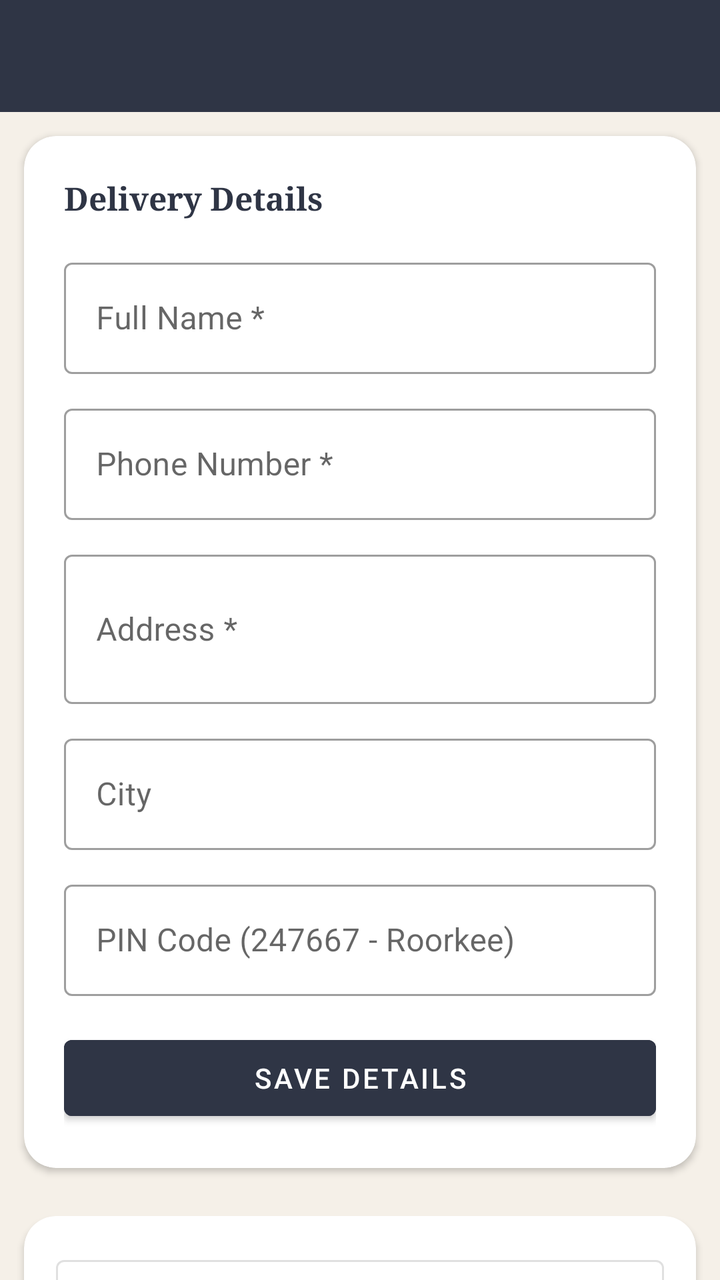
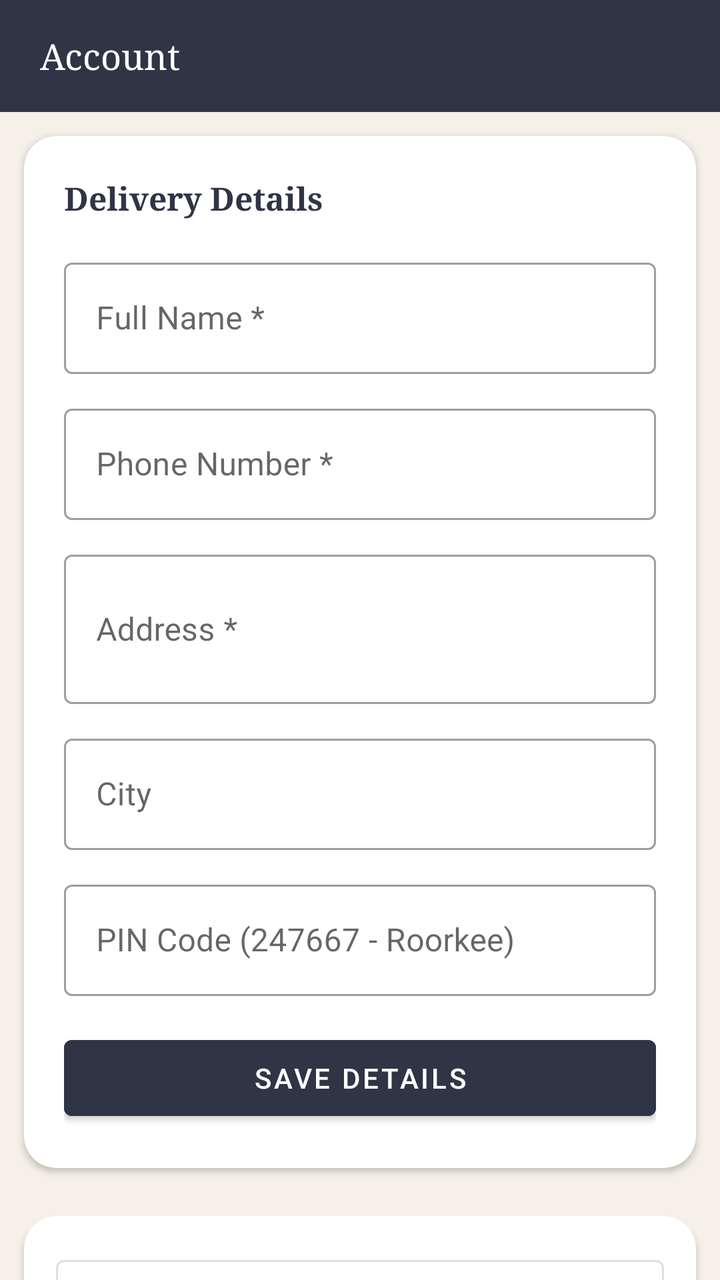

The first picture is an Android layout as it rendered before a commit; the second is the same layout after the commit. The layout source and the unified diff follow.
<!-- AndroidManifest.xml: application theme Theme.AlHabibiFeast -->
<!-- res/layout/fragment_account.xml -->
<?xml version="1.0" encoding="utf-8"?>
<androidx.core.widget.NestedScrollView
    xmlns:android="http://schemas.android.com/apk/res/android"
    android:layout_width="match_parent"
    android:layout_height="match_parent"
    android:background="#F5F0E8">

    <LinearLayout android:layout_width="match_parent" android:layout_height="wrap_content"
        android:orientation="vertical">

        <LinearLayout android:layout_width="match_parent" android:layout_height="56dp"
            android:background="@color/navy" android:gravity="center_vertical" android:paddingStart="20dp">
            <TextView android:text="Account" android:textColor="#FFFFFF" android:textSize="18sp" android:fontFamily="serif"/>
        </LinearLayout>

        <androidx.cardview.widget.CardView
            xmlns:app="http://schemas.android.com/apk/res-auto"
            android:layout_width="match_parent" android:layout_height="wrap_content"
            android:layout_margin="12dp" app:cardCornerRadius="16dp" app:cardElevation="2dp">

            <LinearLayout android:layout_width="match_parent" android:layout_height="wrap_content"
                android:orientation="vertical" android:padding="20dp">

                <TextView android:text="Delivery Details" android:textColor="@color/navy"
                    android:textSize="16sp" android:fontFamily="serif" android:textStyle="bold"
                    android:layout_width="wrap_content" android:layout_height="wrap_content"
                    android:layout_marginBottom="16dp"/>

                <com.google.android.material.textfield.TextInputLayout
                    android:layout_width="match_parent" android:layout_height="wrap_content"
                    android:hint="Full Name *" style="@style/Widget.MaterialComponents.TextInputLayout.OutlinedBox"
                    android:layout_marginBottom="12dp">
                    <com.google.android.material.textfield.TextInputEditText android:id="@+id/acName"
                        android:layout_width="match_parent" android:layout_height="wrap_content"
                        android:inputType="textPersonName"/>
                </com.google.android.material.textfield.TextInputLayout>

                <com.google.android.material.textfield.TextInputLayout
                    android:layout_width="match_parent" android:layout_height="wrap_content"
                    android:hint="Phone Number *" style="@style/Widget.MaterialComponents.TextInputLayout.OutlinedBox"
                    android:layout_marginBottom="12dp">
                    <com.google.android.material.textfield.TextInputEditText android:id="@+id/acPhone"
                        android:layout_width="match_parent" android:layout_height="wrap_content"
                        android:inputType="phone"/>
                </com.google.android.material.textfield.TextInputLayout>

                <com.google.android.material.textfield.TextInputLayout
                    android:layout_width="match_parent" android:layout_height="wrap_content"
                    android:hint="Address *" style="@style/Widget.MaterialComponents.TextInputLayout.OutlinedBox"
                    android:layout_marginBottom="12dp">
                    <com.google.android.material.textfield.TextInputEditText android:id="@+id/acAddress"
                        android:layout_width="match_parent" android:layout_height="wrap_content"
                        android:inputType="textMultiLine" android:lines="2"/>
                </com.google.android.material.textfield.TextInputLayout>

                <com.google.android.material.textfield.TextInputLayout
                    android:layout_width="match_parent" android:layout_height="wrap_content"
                    android:hint="City" style="@style/Widget.MaterialComponents.TextInputLayout.OutlinedBox"
                    android:layout_marginBottom="12dp">
                    <com.google.android.material.textfield.TextInputEditText android:id="@+id/acCity"
                        android:layout_width="match_parent" android:layout_height="wrap_content"/>
                </com.google.android.material.textfield.TextInputLayout>

                <com.google.android.material.textfield.TextInputLayout
                    android:layout_width="match_parent" android:layout_height="wrap_content"
                    android:hint="PIN Code (247667 - Roorkee)" style="@style/Widget.MaterialComponents.TextInputLayout.OutlinedBox"
                    android:layout_marginBottom="16dp">
                    <com.google.android.material.textfield.TextInputEditText android:id="@+id/acPin"
                        android:layout_width="match_parent" android:layout_height="wrap_content"
                        android:inputType="number" android:maxLength="6"/>
                </com.google.android.material.textfield.TextInputLayout>

                <Button android:id="@+id/btnSaveAccount"
                    android:layout_width="match_parent" android:layout_height="50dp"
                    android:text="Save Details"
                    style="@style/Widget.MaterialComponents.Button"
                    android:backgroundTint="@color/navy" android:textColor="@color/white"/>

            </LinearLayout>
        </androidx.cardview.widget.CardView>

        
        <androidx.cardview.widget.CardView
            xmlns:app="http://schemas.android.com/apk/res-auto"
            android:layout_width="match_parent" android:layout_height="wrap_content"
            android:layout_margin="12dp" android:layout_marginTop="0dp"
            app:cardCornerRadius="16dp" app:cardElevation="2dp">

            <LinearLayout android:layout_width="match_parent" android:layout_height="wrap_content"
                android:orientation="vertical" android:padding="16dp">

                <Button android:id="@+id/btnOrders"
                    android:layout_width="match_parent" android:layout_height="48dp"
                    android:text="📋  My Orders"
                    style="@style/Widget.MaterialComponents.Button.OutlinedButton"
                    android:textColor="@color/navy" android:layout_marginBottom="10dp"/>

                <Button android:id="@+id/btnWhatsAppSupport"
                    android:layout_width="match_parent" android:layout_height="48dp"
                    android:text="💬  WhatsApp Support"
                    style="@style/Widget.MaterialComponents.Button.OutlinedButton"
                    android:textColor="#25D366" android:layout_marginBottom="10dp"/>

                <Button android:id="@+id/btnFranchise"
                    android:layout_width="match_parent" android:layout_height="48dp"
                    android:text="🤝  Franchise Enquiry"
                    style="@style/Widget.MaterialComponents.Button.OutlinedButton"
                    android:textColor="@color/terra"/>

            </LinearLayout>
        </androidx.cardview.widget.CardView>

        <Button android:id="@+id/btnRiderLogin"
            android:layout_width="match_parent" android:layout_height="48dp"
            android:text="🛵  Rider Login"
            style="@style/Widget.MaterialComponents.Button.OutlinedButton"
            android:textColor="@color/navy" android:layout_marginBottom="10dp"/>

        <TextView android:text="Delivering only in Roorkee (PIN 247667)\n© Al Habibi Feast"
            android:textColor="#AAAAAA" android:textSize="12sp" android:gravity="center"
            android:layout_width="match_parent" android:layout_height="wrap_content"
            android:padding="20dp"/>

    </LinearLayout>
</androidx.core.widget.NestedScrollView>
<!-- resources referenced by this layout -->
<resources>
  <color name="navy">#2F3545</color>
  <color name="terra">#C4796A</color>
  <color name="white">#FFFFFF</color>
  <style name="Theme.AlHabibiFeast" parent="Theme.MaterialComponents.DayNight.NoActionBar">
          <item name="colorPrimary">@color/terra</item>
          <item name="colorPrimaryVariant">@color/navy</item>
          <item name="colorOnPrimary">@color/white</item>
          <item name="colorSecondary">@color/gold</item>
          <item name="android:statusBarColor">@color/navy</item>
          <item name="android:navigationBarColor">@color/white</item>
          <item name="chipStyle">@style/ChipStyle</item>
      </style>
  <color name="gold">#CAA05A</color>
  <style name="ChipStyle" parent="Widget.MaterialComponents.Chip.Filter">
          <item name="chipBackgroundColor">@color/white</item>
          <item name="checkedIconEnabled">false</item>
          <item name="chipStrokeColor">@color/terra</item>
          <item name="chipStrokeWidth">1dp</item>
          <item name="android:textColor">@color/navy</item>
      </style>
</resources>

<!-- the commit's change to res/layout/fragment_account.xml (unified diff, before → after) -->
@@ -10,7 +10,8 @@
 
         <LinearLayout android:layout_width="match_parent" android:layout_height="56dp"
             android:background="@color/navy" android:gravity="center_vertical" android:paddingStart="20dp">
-            <TextView android:text="Account" android:textColor="#FFFFFF" android:textSize="18sp" android:fontFamily="serif"/>
+            <TextView android:text="Account" android:textColor="#FFFFFF" android:textSize="18sp" android:fontFamily="serif"
+                android:layout_width="wrap_content" android:layout_height="wrap_content"/>
         </LinearLayout>
 
         <androidx.cardview.widget.CardView
